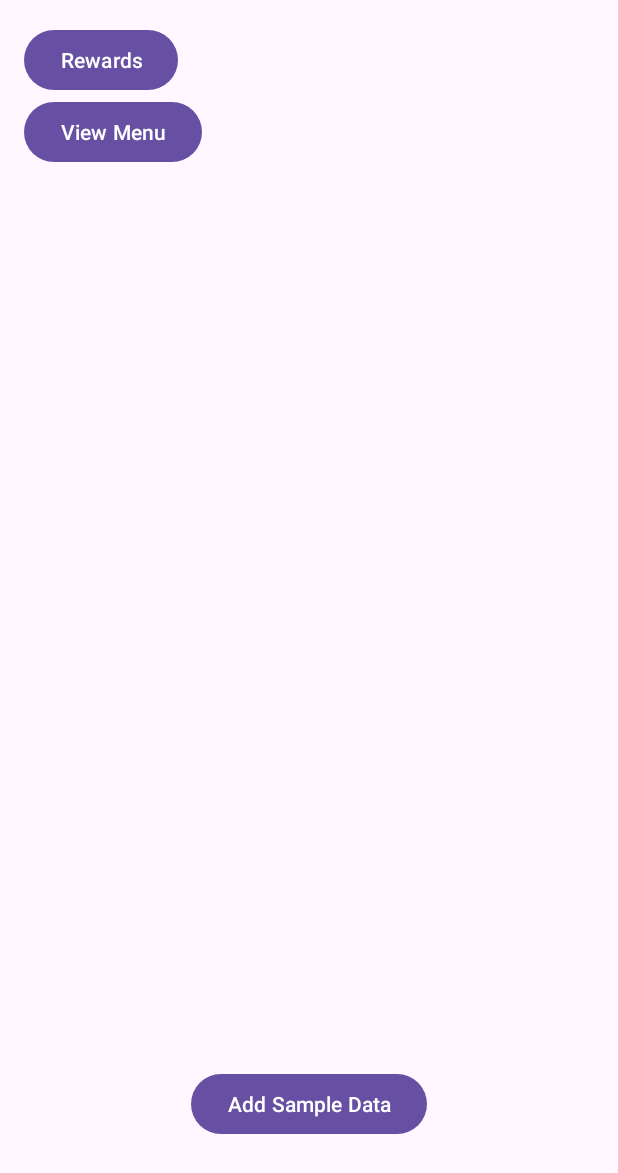
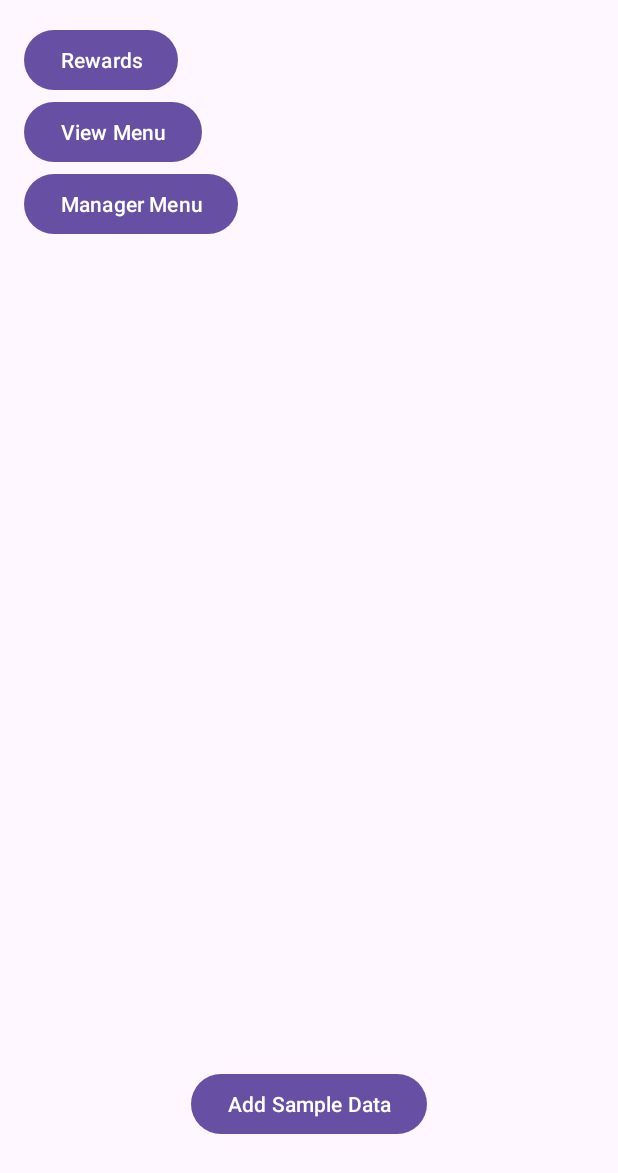
Before and after one commit to pierrelaguerre100/BrewLoop, an Android app: the screen it shows after launch (MainActivity), on a phone screen of 412 x 824 dp. Shown: the top 1173 px of the screen. Run offline under Robolectric (Android 15) with nearby library versions, the phone set to English and light mode, and no system bars; our stand-ins replace Firebase (no records; nobody signed in at launch, a user with empty details on screens opened directly).

Commit message:
Add Manager Menu test button

```diff
--- a/app/src/main/java/com/doubleshotdevs/brewloop/MainActivity.java
+++ b/app/src/main/java/com/doubleshotdevs/brewloop/MainActivity.java
@@ -91,6 +91,8 @@ public class MainActivity extends AppCompatActivity {
                     addNewData(pointsReference, "ord100_earn", new PointsTransaction("u001", "ord100", "earn", 7));
 
         });
+             findViewById(R.id.buttonManagerMenu).setOnClickListener(v ->
+                startActivity(new Intent(this, ManagerMenuActivity.class)));
 
              findViewById(R.id.buttonRewards).setOnClickListener(v ->
                      startActivity(new Intent(this, RewardsActivity.class)));
--- a/app/src/main/res/layout/activity_main.xml
+++ b/app/src/main/res/layout/activity_main.xml
@@ -33,6 +33,11 @@
                 android:layout_width="wrap_content"
                 android:layout_height="wrap_content"
                 android:text="View Menu" />
+            <Button
+                android:id="@+id/buttonManagerMenu"
+                android:layout_width="wrap_content"
+                android:layout_height="wrap_content"
+                android:text="Manager Menu" />
 
             <TextView
                 android:id="@+id/textviewUsers"
```
